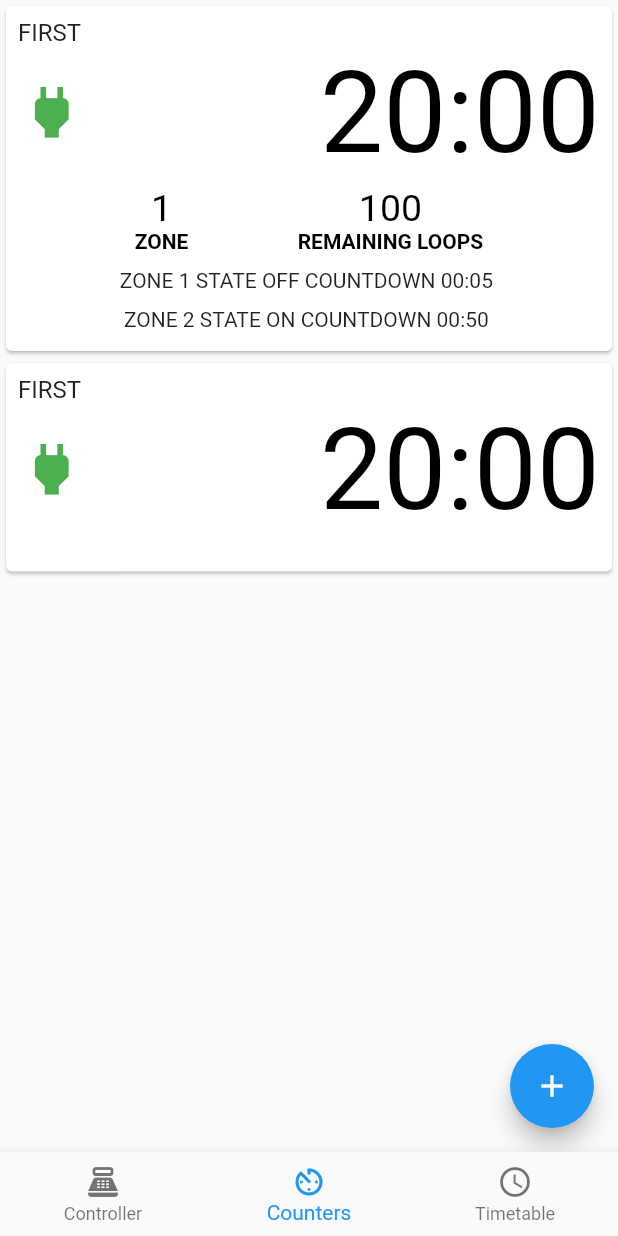
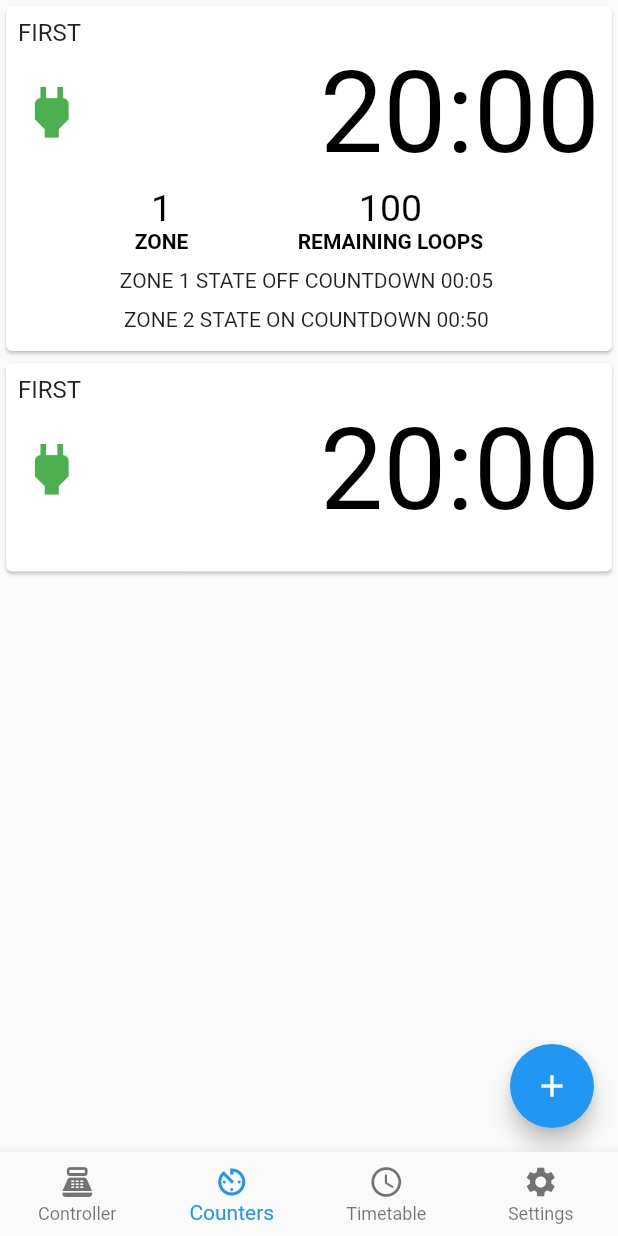
Before and after one commit to skrzypak/relay-assistant-app-uoft, a Flutter app: the screen it shows after launch, item 2 of the bottom bar chosen, after a tap on the "add" icon, on a phone screen of 412 x 824 dp. Run offline on Flutter 3.47's test engine with Material 2 defaults, Android fonts, the phone set to English and light mode, and no system bars.

Commit message:
Timetable and settings screen

```diff
--- a/lib/main.dart
+++ b/lib/main.dart
@@ -1,5 +1,6 @@
 import 'package:app/screens/controller.dart';
 import 'package:app/screens/counters.dart';
+import 'package:app/screens/settings.dart';
 import 'package:app/screens/timetable.dart';
 import 'package:flutter/material.dart';
 
@@ -47,7 +48,7 @@ class _HomePageState extends State<HomePage> {
               ControllerScreen(),
               CountersScreen(),
               TimetableScreen(),
-              //SettingsScreen(),
+              SettingsScreen(),
             ],
           ),
           bottomNavigationBar: BottomNavigationBar(
@@ -69,6 +70,10 @@ class _HomePageState extends State<HomePage> {
                 icon: Icon(Icons.schedule),
                 label: 'Timetable',
               ),
+              BottomNavigationBarItem(
+                icon: Icon(Icons.settings),
+                label: 'Settings',
+              ),
             ],
             type: BottomNavigationBarType.fixed,
             currentIndex: _currentPageIndex,
--- a/lib/screens/controller.dart
+++ b/lib/screens/controller.dart
@@ -69,15 +69,10 @@ class _ControllerScreen extends State<ControllerScreen> {
 
 
   Widget _buildButton(String name, int index, Function func) =>
-    new GestureDetector(
-      onTap: () => func(),
-      onDoubleTap: () => print("TODO:// Set counters"),
-      onLongPress: () => print("TODO:// Set timetable"),
-      child: Padding(
+    Padding(
       padding: const EdgeInsets.all(10.0),
       child: Container(
         decoration: BoxDecoration(
-              color: Colors.white,
             shape: BoxShape.circle,
             border: (() {
               if(name == "ENABLE")
@@ -95,6 +90,11 @@ class _ControllerScreen extends State<ControllerScreen> {
               ),
             ]
         ),
+        child: InkWell(
+          onTap: () => func(),
+          onDoubleTap: () => print("TODO:// Set counters"),
+          onLongPress: () => print("TODO:// Set timetable"),
+          borderRadius: BorderRadius.circular(90),
           child: Column(
             mainAxisAlignment: MainAxisAlignment.center,
             crossAxisAlignment: CrossAxisAlignment.center,
--- a/lib/screens/counters.dart
+++ b/lib/screens/counters.dart
@@ -29,7 +29,7 @@ class _CountersScreen extends State<CountersScreen> {
 
   Widget _buildCard(bool countdown) {
     return new Card (
-      child: GestureDetector(
+      child: InkWell(
         onLongPress: () => print("TODO:// delete confirmation"),
         child: Padding(
             padding: const EdgeInsets.all(8.0),
--- a/lib/screens/settings.dart
+++ b/lib/screens/settings.dart
@@ -7,12 +7,56 @@ class SettingsScreen extends StatefulWidget {
 }
 
 class _SettingsScreen extends State<SettingsScreen> {
+  String _currentIp = "192.168.1.23";
+  String _value = "";
   @override
   Widget build(BuildContext context) {
     return Padding(
-      padding: const EdgeInsets.only(top: 25),
+      padding: const EdgeInsets.all(15),
       child: Container (
-        child: Text("Settings screen"),
+        child: Center(
+          child: Card(
+            child: Padding(
+              padding: const EdgeInsets.all(8.0),
+              child: Row(
+                mainAxisAlignment: MainAxisAlignment.spaceBetween,
+                children: [
+                  SizedBox(
+                    width: 250,
+                    child: TextField (
+                      onChanged: (text) {
+                        _value = text;
+                      },
+                      autofocus: false,
+                      decoration: InputDecoration(
+                      border: InputBorder.none,
+                          hintText: _currentIp
+                      ),
+                    ),
+                  ),
+                  SizedBox(
+                    width: 35,
+                    height: 35,
+                    child: InkWell(
+                      borderRadius: BorderRadius.circular(10),
+                      child: Icon(
+                        Icons.save,
+                        size: 25,
+                        color: Colors.black,
+                      ),
+                      onTap: () {
+                        setState(() {
+                          _currentIp = _value;
+                        });
+                        print("TODO:// update ip $_value");
+                      },
+                    ),
+                  ),
+                ],
+              ),
+            ),
+          ),
+        ),
       ),
     );
   }
--- a/lib/screens/timetable.dart
+++ b/lib/screens/timetable.dart
@@ -2,33 +2,109 @@ import 'package:flutter/material.dart';
 
 class TimetableScreen extends StatefulWidget {
   TimetableScreen({Key key}) : super(key: key);
+
   @override
   _TimetableScreen createState() => _TimetableScreen();
 }
 
 class _TimetableScreen extends State<TimetableScreen> {
-  TimeOfDay selectedTime = TimeOfDay(hour: 00, minute: 00);
-
   @override
   Widget build(BuildContext context) {
-    Future<TimeOfDay> _selectTime(BuildContext context) async {
-      final TimeOfDay picked = await showTimePicker(
-        context: context,
-        initialTime: TimeOfDay.now(),
-      );
-      if (picked != null) {
-        setState(() {
-          selectedTime = picked;
-        });
-        print(picked.toString());
-      }
-      return picked;
-    }
-    return Padding(
-      padding: const EdgeInsets.only(top: 25),
-      child: Container (
-        child: null
+    return Scaffold(
+      body: Container(
+        child: ListView(
+          children: [
+            _buildCard("monday"),
+          ],
+        ),
+      ),
+      floatingActionButton: FloatingActionButton(
+        onPressed: () {
+          print("TODO:// go to page: new timetable");
+        },
+        child: Icon(Icons.add),
       ),
     );
   }
+
+  Widget _buildCard(String name) {
+    return new Card(
+      child: Padding(
+          padding: const EdgeInsets.all(8.0),
+          child: Column(
+            children: [
+              Padding(
+                padding: const EdgeInsets.only(bottom: 16.0),
+                child: Align(
+                  alignment: Alignment.topLeft,
+                  child: Text(
+                    name.toUpperCase(),
+                    style: TextStyle(fontSize: 16.0),
+                  ),
+                ),
+              ),
+              // Record
+              Padding(
+                padding: const EdgeInsets.only(bottom: 8.0),
+                child: Row(
+                  mainAxisAlignment: MainAxisAlignment.spaceBetween,
+                  children: [
+                    InkWell(
+                      onTap: () {
+                        print("TODO:// update timetable element");
+                      },
+                      child: Row(
+                        children: [
+                          Text(
+                            "00:00",
+                            style: TextStyle(
+                              color: Colors.black,
+                              fontSize: 25,
+                            ),
+                          ),
+                          Icon(
+                            Icons.power,
+                            size: 25,
+                            color: Colors.green,
+                          ),
+                        ],
+                      ),
+                    ),
+                    SizedBox(
+                      width: 35,
+                      height: 35,
+                      child: InkWell(
+                        borderRadius: BorderRadius.circular(10),
+                        child: Icon(
+                          Icons.delete,
+                          size: 25,
+                          color: Colors.red,
+                        ),
+                        onTap: () {
+                          print("TODO:// delete timetable item");
+                        },
+                      ),
+                    ),
+                  ],
+                ),
+              ),
+              SizedBox(
+                width: 35,
+                height: 35,
+                child: InkWell(
+                  borderRadius: BorderRadius.circular(10),
+                  child: Icon(
+                    Icons.add,
+                    size: 25.0,
+                    color: Colors.blue,
+                  ),
+                  onTap: () {
+                    print("TODO:// add new timetable item");
+                  },
+                ),
+              ),
+            ],
+          )),
+    );
+  }
 }
```
Lines whose indentation alone changed are shown as unchanged.
